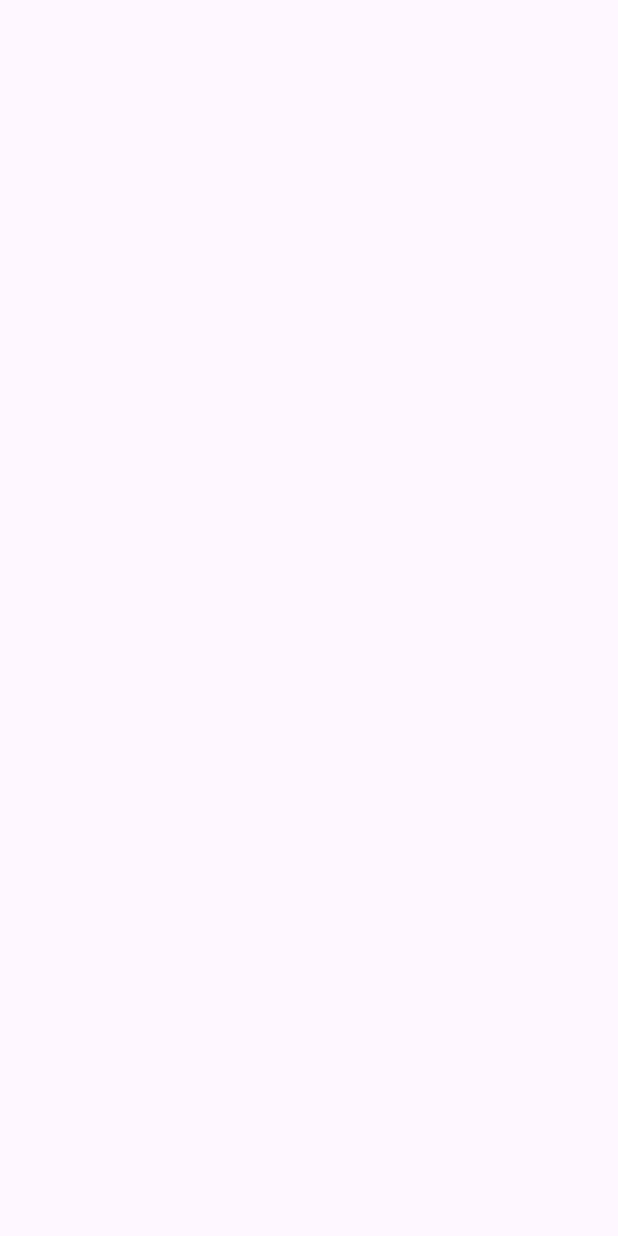
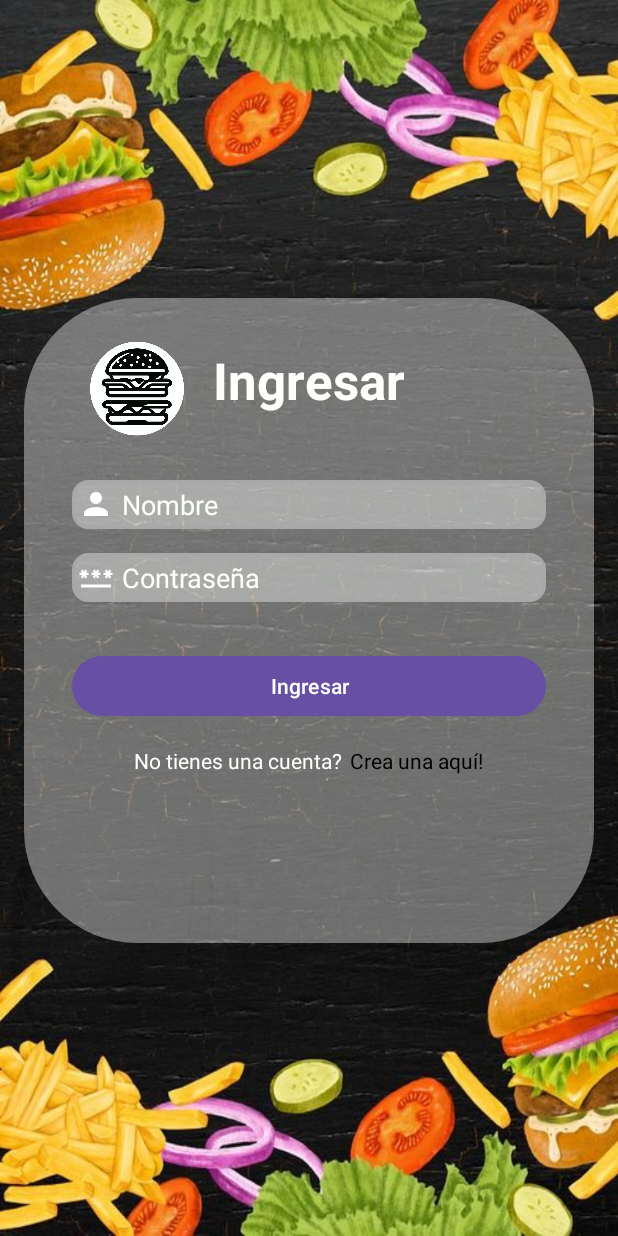
Before and after one commit to LuKarbo/LK-Store, an Android app: the screen it shows after launch (MainActivity before the commit, LoginActivity after it), on a phone screen of 412 x 824 dp. Before the commit the screen is empty. Run offline under Robolectric (Android 15) with nearby library versions, the phone set to English and light mode, and no system bars.

Commit message:
feat: Login y Register agregados (Vistas con estilo) | Colores Extra | Iconos Extra | Lógica Básica

```diff
--- /dev/null
+++ b/app/src/main/java/ar/edu/davinci/carbone_lucas/lk_store/LoginActivity.java
@@ -0,0 +1,46 @@
+package ar.edu.davinci.carbone_lucas.lk_store;
+
+import android.content.Intent;
+import android.os.Bundle;
+import android.view.View;
+import android.widget.Button;
+import android.widget.TextView;
+
+import androidx.appcompat.app.AppCompatActivity;
+
+public class LoginActivity extends AppCompatActivity {
+
+    TextView gotoRegister;
+
+    Button gotoHome;
+
+    @Override
+    protected void onCreate(Bundle savedInstanceState) {
+        super.onCreate(savedInstanceState);
+        setContentView(R.layout.activity_login);
+
+        // validaciones para ver si es un usuario cargado
+        // etc
+        // etc
+        gotoHome = findViewById(R.id.loginBTN);
+
+        gotoHome.setOnClickListener(new View.OnClickListener() {
+            @Override
+            public void onClick(View view) {
+                // cambio a la vista del register
+                startActivity(new Intent(LoginActivity.this, MainActivity.class));
+            }
+        });
+
+        gotoRegister = findViewById(R.id.register_goto);
+
+        gotoRegister.setOnClickListener(new View.OnClickListener() {
+            @Override
+            public void onClick(View view) {
+                // cambio a la vista del register
+                startActivity(new Intent(LoginActivity.this,RegisterActivity.class));
+            }
+        });
+
+    }
+}
--- a/app/src/main/java/ar/edu/davinci/carbone_lucas/lk_store/MainActivity.java
+++ b/app/src/main/java/ar/edu/davinci/carbone_lucas/lk_store/MainActivity.java
@@ -1,5 +1,6 @@
 package ar.edu.davinci.carbone_lucas.lk_store;
 
+import android.content.Intent;
 import android.os.Bundle;
 
 import androidx.activity.EdgeToEdge;
@@ -13,12 +14,7 @@ public class MainActivity extends AppCompatActivity {
     @Override
     protected void onCreate(Bundle savedInstanceState) {
         super.onCreate(savedInstanceState);
-        EdgeToEdge.enable(this);
+
         setContentView(R.layout.activity_main);
-        ViewCompat.setOnApplyWindowInsetsListener(findViewById(R.id.main), (v, insets) -> {
-            Insets systemBars = insets.getInsets(WindowInsetsCompat.Type.systemBars());
-            v.setPadding(systemBars.left, systemBars.top, systemBars.right, systemBars.bottom);
-            return insets;
-        });
     }
 }
--- /dev/null
+++ b/app/src/main/res/drawable/data_background.xml
@@ -0,0 +1,16 @@
+<?xml version="1.0" encoding="utf-8"?>
+<shape
+    xmlns:android="http://schemas.android.com/apk/res/android"
+    android:shape="rectangle"
+    >
+
+    <!-- Tipo y Color -->
+    <solid
+        android:color="@color/white_transparent"
+        />
+    <!-- Redondeo los bordes -->
+    <corners
+        android:radius="75dp"
+        />
+
+</shape>
--- /dev/null
+++ b/app/src/main/res/drawable/email_icon.xml
@@ -0,0 +1,5 @@
+<vector xmlns:android="http://schemas.android.com/apk/res/android" android:height="24dp" android:tint="#FFFFFF" android:viewportHeight="24" android:viewportWidth="24" android:width="24dp">
+
+    <path android:fillColor="@android:color/white" android:pathData="M20,4L4,4c-1.1,0 -1.99,0.9 -1.99,2L2,18c0,1.1 0.9,2 2,2h16c1.1,0 2,-0.9 2,-2L22,6c0,-1.1 -0.9,-2 -2,-2zM20,8l-8,5 -8,-5L4,6l8,5 8,-5v2z"/>
+
+</vector>
--- /dev/null
+++ b/app/src/main/res/drawable/input_background.xml
@@ -0,0 +1,21 @@
+<?xml version="1.0" encoding="utf-8"?>
+<shape
+    xmlns:android="http://schemas.android.com/apk/res/android"
+    android:shape="rectangle"
+    >
+
+    <!-- Tipo y Color -->
+    <solid
+        android:color="#64FDFFFB"
+        />
+    <!-- Redondeo los bordes -->
+    <corners
+        android:radius="10dp"
+        />
+    <!-- Coloco un delineado -->
+    <stroke
+        android:color="#A8A8A8"
+        android:width="2dp"
+        />
+
+</shape>
--- /dev/null
+++ b/app/src/main/res/drawable/login_icon.xml
@@ -0,0 +1,5 @@
+<vector xmlns:android="http://schemas.android.com/apk/res/android" android:height="24dp" android:tint="#FFFFFF" android:viewportHeight="24" android:viewportWidth="24" android:width="24dp">
+
+    <path android:fillColor="@android:color/white" android:pathData="M12,12c2.21,0 4,-1.79 4,-4s-1.79,-4 -4,-4 -4,1.79 -4,4 1.79,4 4,4zM12,14c-2.67,0 -8,1.34 -8,4v2h16v-2c0,-2.66 -5.33,-4 -8,-4z"/>
+
+</vector>
--- /dev/null
+++ b/app/src/main/res/drawable/menu_icon.xml
@@ -0,0 +1,5 @@
+<vector xmlns:android="http://schemas.android.com/apk/res/android" android:height="24dp" android:tint="#FFFFFF" android:viewportHeight="24" android:viewportWidth="24" android:width="24dp">
+
+    <path android:fillColor="@android:color/white" android:pathData="M3,18h18v-2L3,16v2zM3,13h18v-2L3,11v2zM3,6v2h18L21,6L3,6z"/>
+
+</vector>
--- /dev/null
+++ b/app/src/main/res/drawable/password_icon.xml
@@ -0,0 +1,5 @@
+<vector xmlns:android="http://schemas.android.com/apk/res/android" android:height="24dp" android:tint="#FFFFFF" android:viewportHeight="24" android:viewportWidth="24" android:width="24dp">
+
+    <path android:fillColor="@android:color/white" android:pathData="M2,17h20v2H2V17zM3.15,12.95L4,11.47l0.85,1.48l1.3,-0.75L5.3,10.72H7v-1.5H5.3l0.85,-1.47L4.85,7L4,8.47L3.15,7l-1.3,0.75L2.7,9.22H1v1.5h1.7L1.85,12.2L3.15,12.95zM9.85,12.2l1.3,0.75L12,11.47l0.85,1.48l1.3,-0.75l-0.85,-1.48H15v-1.5h-1.7l0.85,-1.47L12.85,7L12,8.47L11.15,7l-1.3,0.75l0.85,1.47H9v1.5h1.7L9.85,12.2zM23,9.22h-1.7l0.85,-1.47L20.85,7L20,8.47L19.15,7l-1.3,0.75l0.85,1.47H17v1.5h1.7l-0.85,1.48l1.3,0.75L20,11.47l0.85,1.48l1.3,-0.75l-0.85,-1.48H23V9.22z"/>
+
+</vector>
--- /dev/null
+++ b/app/src/main/res/drawable/settings_icon.xml
@@ -0,0 +1,5 @@
+<vector xmlns:android="http://schemas.android.com/apk/res/android" android:height="24dp" android:tint="#FFFFFF" android:viewportHeight="24" android:viewportWidth="24" android:width="24dp">
+
+    <path android:fillColor="@android:color/white" android:pathData="M19.14,12.94c0.04,-0.3 0.06,-0.61 0.06,-0.94c0,-0.32 -0.02,-0.64 -0.07,-0.94l2.03,-1.58c0.18,-0.14 0.23,-0.41 0.12,-0.61l-1.92,-3.32c-0.12,-0.22 -0.37,-0.29 -0.59,-0.22l-2.39,0.96c-0.5,-0.38 -1.03,-0.7 -1.62,-0.94L14.4,2.81c-0.04,-0.24 -0.24,-0.41 -0.48,-0.41h-3.84c-0.24,0 -0.43,0.17 -0.47,0.41L9.25,5.35C8.66,5.59 8.12,5.92 7.63,6.29L5.24,5.33c-0.22,-0.08 -0.47,0 -0.59,0.22L2.74,8.87C2.62,9.08 2.66,9.34 2.86,9.48l2.03,1.58C4.84,11.36 4.8,11.69 4.8,12s0.02,0.64 0.07,0.94l-2.03,1.58c-0.18,0.14 -0.23,0.41 -0.12,0.61l1.92,3.32c0.12,0.22 0.37,0.29 0.59,0.22l2.39,-0.96c0.5,0.38 1.03,0.7 1.62,0.94l0.36,2.54c0.05,0.24 0.24,0.41 0.48,0.41h3.84c0.24,0 0.44,-0.17 0.47,-0.41l0.36,-2.54c0.59,-0.24 1.13,-0.56 1.62,-0.94l2.39,0.96c0.22,0.08 0.47,0 0.59,-0.22l1.92,-3.32c0.12,-0.22 0.07,-0.47 -0.12,-0.61L19.14,12.94zM12,15.6c-1.98,0 -3.6,-1.62 -3.6,-3.6s1.62,-3.6 3.6,-3.6s3.6,1.62 3.6,3.6S13.98,15.6 12,15.6z"/>
+
+</vector>
--- /dev/null
+++ b/app/src/main/res/layout/activity_login.xml
@@ -0,0 +1,149 @@
+<?xml version="1.0" encoding="utf-8"?>
+<androidx.constraintlayout.widget.ConstraintLayout xmlns:android="http://schemas.android.com/apk/res/android"
+    xmlns:app="http://schemas.android.com/apk/res-auto"
+    xmlns:tools="http://schemas.android.com/tools"
+    android:id="@+id/main"
+    android:layout_width="match_parent"
+    android:layout_height="match_parent"
+    android:background="@drawable/wallpaper"
+    tools:context=".LoginActivity">
+
+    <androidx.constraintlayout.widget.ConstraintLayout
+        android:id="@+id/container"
+        android:layout_width="380dp"
+        android:layout_height="0dp"
+        android:layout_marginTop="100dp"
+        app:layout_constraintBottom_toBottomOf="parent"
+        app:layout_constraintEnd_toEndOf="parent"
+        app:layout_constraintHeight_percent="0.80"
+        app:layout_constraintStart_toStartOf="parent"
+        app:layout_constraintTop_toTopOf="parent">
+
+        <androidx.constraintlayout.widget.ConstraintLayout
+            android:id="@+id/register_container"
+            android:layout_width="match_parent"
+            android:layout_height="430dp"
+            android:background="@drawable/data_background"
+            app:layout_constraintBottom_toBottomOf="parent"
+            app:layout_constraintEnd_toEndOf="parent"
+            app:layout_constraintHorizontal_bias="0.0"
+            app:layout_constraintStart_toStartOf="parent"
+            app:layout_constraintTop_toTopOf="parent"
+            app:layout_constraintVertical_bias="0.288">
+
+            <ImageView
+                android:id="@+id/imageView"
+                android:layout_width="73dp"
+                android:layout_height="91dp"
+                android:layout_marginBottom="8dp"
+                android:src="@drawable/logo_inicial"
+                app:layout_constraintBottom_toTopOf="@+id/inputName"
+                app:layout_constraintEnd_toStartOf="@+id/logoText"
+                app:layout_constraintHorizontal_bias="0.735"
+                app:layout_constraintStart_toStartOf="parent"
+                app:layout_constraintTop_toTopOf="parent"
+                app:layout_constraintVertical_bias="0.592"
+                tools:ignore="MissingConstraints" />
+
+            <Button
+                android:id="@+id/loginBTN"
+                android:layout_width="0dp"
+                android:layout_height="wrap_content"
+                android:layout_marginTop="32dp"
+                android:hapticFeedbackEnabled="false"
+                android:text="@string/ingresar"
+                android:textColor="@color/white"
+                app:cornerRadius="35dp"
+                app:layout_constraintEnd_toEndOf="@+id/inputPass"
+                app:layout_constraintStart_toStartOf="@+id/inputPass"
+                app:layout_constraintTop_toBottomOf="@+id/inputPass" />
+
+            <TextView
+                android:id="@+id/logoText"
+                android:layout_width="wrap_content"
+                android:layout_height="wrap_content"
+                android:text="@string/ingresar"
+                android:textColor="@color/white"
+                android:textSize="34sp"
+                android:textStyle="bold"
+                app:layout_constraintBottom_toBottomOf="parent"
+                app:layout_constraintEnd_toEndOf="parent"
+                app:layout_constraintStart_toStartOf="parent"
+                app:layout_constraintTop_toTopOf="parent"
+                app:layout_constraintVertical_bias="0.083" />
+
+            <EditText
+                android:id="@+id/inputName"
+                android:layout_width="0dp"
+                android:layout_height="wrap_content"
+                android:layout_marginStart="32dp"
+                android:layout_marginTop="44dp"
+                android:layout_marginEnd="32dp"
+                android:background="@drawable/input_background"
+                android:drawableLeft="@drawable/login_icon"
+                android:drawablePadding="5dp"
+                android:ems="10"
+                android:hint="@string/nombre"
+                android:inputType="text"
+                android:padding="4dp"
+                android:textColor="@color/white"
+                android:textColorHint="@color/white"
+                app:layout_constraintEnd_toEndOf="parent"
+                app:layout_constraintHorizontal_bias="0.0"
+                app:layout_constraintStart_toStartOf="parent"
+                app:layout_constraintTop_toBottomOf="@+id/logoText" />
+
+            <EditText
+                android:id="@+id/inputPass"
+                android:layout_width="0dp"
+                android:layout_height="wrap_content"
+                android:layout_marginTop="16dp"
+                android:background="@drawable/input_background"
+                android:drawableLeft="@drawable/password_icon"
+                android:drawablePadding="5dp"
+                android:ems="10"
+                android:hint="@string/password"
+                android:inputType="textPassword"
+                android:padding="4dp"
+                android:textColor="@color/white"
+                android:textColorHint="@color/white"
+                app:layout_constraintEnd_toEndOf="@+id/inputName"
+                app:layout_constraintStart_toStartOf="@+id/inputName"
+                app:layout_constraintTop_toBottomOf="@+id/inputName" />
+
+            <LinearLayout
+                android:id="@+id/container_msg"
+                android:layout_width="0dp"
+                android:layout_height="wrap_content"
+                android:layout_marginTop="16dp"
+                android:gravity="center"
+                android:orientation="horizontal"
+                android:textAlignment="center"
+                app:layout_constraintEnd_toEndOf="@+id/loginBTN"
+                app:layout_constraintHorizontal_bias="0.0"
+                app:layout_constraintStart_toStartOf="@+id/loginBTN"
+                app:layout_constraintTop_toBottomOf="@+id/loginBTN">
+
+                <TextView
+                    android:id="@+id/haveAccountMSG"
+                    android:layout_width="wrap_content"
+                    android:layout_height="wrap_content"
+                    android:text="@string/notHaveAccount"
+                    android:textColor="@color/white" />
+
+                <TextView
+                    android:id="@+id/register_goto"
+                    android:layout_width="wrap_content"
+                    android:layout_height="wrap_content"
+                    android:layout_marginLeft="5dp"
+                    android:text="@string/notHaveAccount_goto"
+                    android:textColor="@color/black" />
+
+            </LinearLayout>
+
+        </androidx.constraintlayout.widget.ConstraintLayout>
+
+
+    </androidx.constraintlayout.widget.ConstraintLayout>
+
+</androidx.constraintlayout.widget.ConstraintLayout>
--- a/app/src/main/res/values/colors.xml
+++ b/app/src/main/res/values/colors.xml
@@ -5,4 +5,6 @@
     <color name="grey">#515250</color>
     <color name="light_gray">#CDCFCC</color>
     <color name="white">#FDFFFB</color>
+    <color name="white_transparent">#64FDFFFB</color>
+    <color name="inputs_borde">#A8A8A8</color>
 </resources>
--- a/app/src/main/res/values/strings.xml
+++ b/app/src/main/res/values/strings.xml
@@ -1,3 +1,14 @@
 <resources>
     <string name="app_name">LK-Store</string>
+    <string name="registrarme_btn">Registrarme</string>
+    <string name="nombre">Nombre</string>
+    <string name="correo">Correo</string>
+    <string name="password">Contraseña</string>
+    <string name="confirm_password">Confirmar Contraseña</string>
+    <string name="register">Register</string>
+    <string name="ingresar">Ingresar</string>
+    <string name="notHaveAccount">No tienes una cuenta?</string>
+    <string name="notHaveAccount_goto">Crea una aquí!</string>
+    <string name="haveAccount">Ya tienes una cuenta?</string>
+    <string name="haveAccount_goto">Ingresa ahora!</string>
 </resources>
```
Also changed, not shown: app/src/main/AndroidManifest.xml (+7 -1 lines), app/src/main/java/ar/edu/davinci/carbone_lucas/lk_store/RegisterActivity.java (added, +29 -0 lines), app/src/main/res/layout/activity_register.xml (added, +185 -0 lines).
